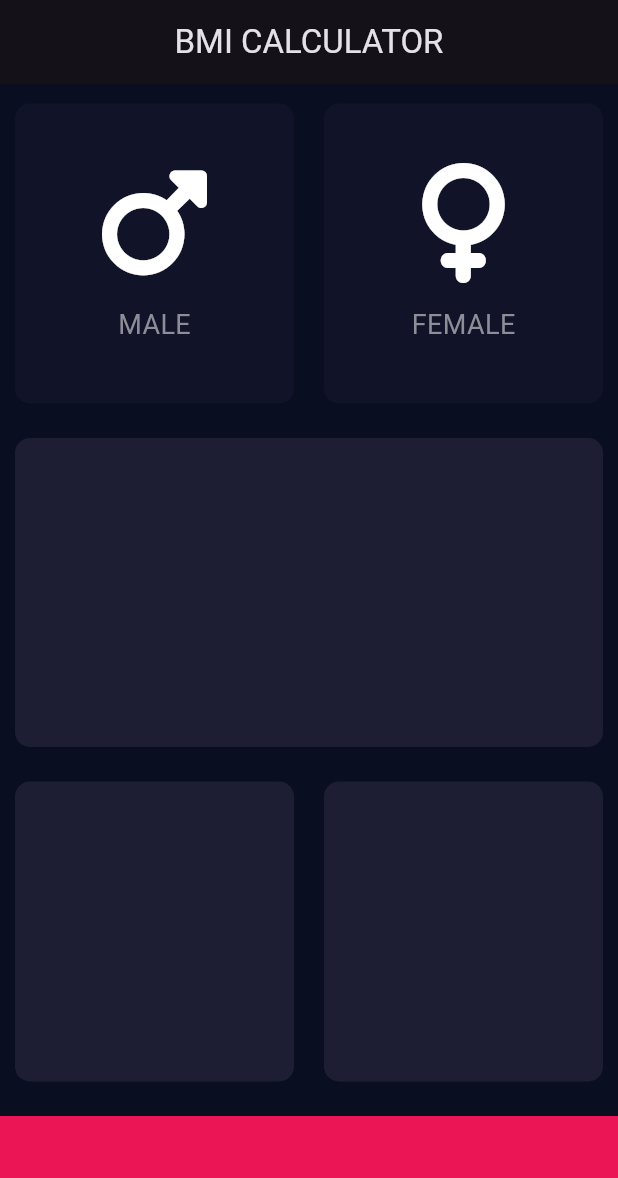
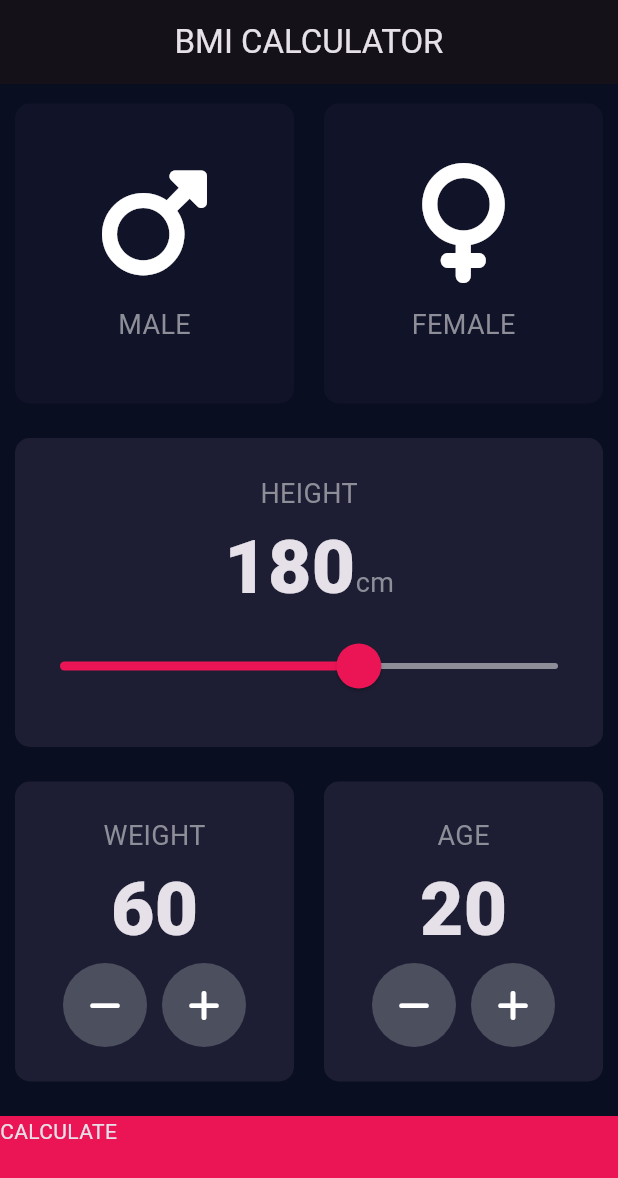
Before and after one commit to igudy/bmi_calculator_flutter, a Flutter app: the screen it shows after launch, on a phone screen of 412 x 824 dp. Shown: the top 1178 px of the screen. Run offline on Flutter 3.47's test engine with Material 3 defaults, Android fonts, the phone set to English and light mode, and no system bars; our stand-ins replace font_awesome_flutter.

Commit message:
feat: slider, weight and age (logic and ui)

```diff
--- /dev/null
+++ b/lib/constants.dart
@@ -0,0 +1,17 @@
+import 'package:flutter/cupertino.dart';
+import 'package:flutter/material.dart';
+
+const kBottomContainerHeight = 80.0;
+const kActiveCardColour = Color(0xFF1D1E33);
+const kInactiveCardColour = Color(0xFF111328);
+const kBottomContainerColour = Color(0xFFEB1555);
+
+const kLabelTextStyle = TextStyle(
+  fontSize: 18.0,
+  color: Color(0xFF8D8E98),
+);
+
+const kNumberTextStyle = TextStyle(
+  fontSize: 50.0,
+  fontWeight: FontWeight.w900,
+);
--- a/lib/icon_content.dart
+++ b/lib/icon_content.dart
@@ -1,5 +1,7 @@
+import 'package:bmi_cal/constants.dart';
 import 'package:flutter/material.dart';
 import 'package:font_awesome_flutter/font_awesome_flutter.dart';
+import 'constants.dart';
 
 class IconContent extends StatelessWidget {
   const IconContent({super.key, required this.icon, required this.label});
@@ -21,10 +23,7 @@ class IconContent extends StatelessWidget {
         ),
         Text(
           label,
-          style: const TextStyle(
-            fontSize: 18.0,
-            color: Color(0xFF8D8E98),
-          ),
+          style: kLabelTextStyle,
         ),
       ],
     );
--- a/lib/input_page.dart
+++ b/lib/input_page.dart
@@ -1,17 +1,12 @@
+import 'package:bmi_cal/results_page.dart';
 import 'package:flutter/material.dart';
 import 'package:font_awesome_flutter/font_awesome_flutter.dart';
 import 'icon_content.dart';
-
-// Values that will never change use the "const" keyword, while values
-// that change in runtime use the "final" keyword
-// Use DRY Principle always, Do Not Repeat Yourself.
+import 'reusable_card.dart';
+import 'constants.dart';
+import 'results_page.dart';
 
 enum Gender { male, female }
-
-const bottomContainerHeight = 80.0;
-const activeCardColour = Color(0xFF1D1E33);
-const inactiveCardColour = Color(0xFF111328);
-const bottomContainerColour = Color(0xFFEB1555);
 
 class InputPage extends StatefulWidget {
   const InputPage({super.key});
@@ -27,7 +22,8 @@ class _InputPageState extends State<InputPage> {
       appBar: AppBar(
         title: const Center(
           child: Text('BMI CALCULATOR'),
-      )),
+        ),
+      ),
       body: const AllBody(),
     );
   }
@@ -41,33 +37,13 @@ class AllBody extends StatefulWidget {
 }
 
 class _TopBoxesState extends State<AllBody> {
-  Color maleCardColour = inactiveCardColour;
-  Color femaleCardColour = inactiveCardColour;
+  Color maleCardColour = kInactiveCardColour;
+  Color femaleCardColour = kInactiveCardColour;
 
-  // Function for colors
-  // 1=Male, 2=Female
-
-  void updateColour(Gender selectedGender) {
-    //   male card pressed
-    if (selectedGender == Gender.male) {
-      if (maleCardColour == inactiveCardColour) {
-        maleCardColour = activeCardColour;
-        femaleCardColour = inactiveCardColour;
-      }
-    } else {
-      maleCardColour = inactiveCardColour;
-    }
-
-    //   female card pressed
-    if (selectedGender == Gender.female) {
-      if (femaleCardColour == inactiveCardColour) {
-        femaleCardColour = activeCardColour;
-        maleCardColour = inactiveCardColour;
-      } else {
-        femaleCardColour = inactiveCardColour;
-      }
-    }
-  }
+  Gender? selectedGender; // Nullable to handle initial state
+  int height = 180;
+  int weight = 60;
+  int age = 20;
 
   @override
   Widget build(BuildContext context) {
@@ -80,95 +56,234 @@ class _TopBoxesState extends State<AllBody> {
             mainAxisAlignment: MainAxisAlignment.spaceEvenly,
             children: [
               Expanded(
-                  child: GestureDetector(
-                onTap: () {
+                child: ReusableCard(
+                  onPress: () {
                     setState(() {
-                    updateColour(Gender.male);
+                      selectedGender = Gender.male;
                     });
                   },
-                child: ReusableCard(
-                  colour: maleCardColour,
+                  colour: selectedGender == Gender.male
+                      ? kActiveCardColour
+                      : kInactiveCardColour,
                   cardChild: const IconContent(
                     icon: FontAwesomeIcons.mars,
                     label: "MALE",
                   ),
                 ),
-              )),
+              ),
               Expanded(
-                  child: GestureDetector(
-                onTap: () {
+                child: ReusableCard(
+                  onPress: () {
                     setState(() {
-                    updateColour(Gender.female);
+                      selectedGender = Gender.female;
                     });
                   },
-                child: ReusableCard(
-                  colour: femaleCardColour,
+                  colour: selectedGender == Gender.female
+                      ? kActiveCardColour
+                      : kInactiveCardColour,
                   cardChild: const IconContent(
                     icon: FontAwesomeIcons.venus,
                     label: "FEMALE",
                   ),
                 ),
-              )),
+              ),
             ],
           ),
         ),
-        const Expanded(
+        Expanded(
           child: ReusableCard(
-            colour: activeCardColour,
-            cardChild: SizedBox.shrink(),
+            onPress: () {
+              setState(() {
+                print("Middle pressed");
+              });
+            },
+            colour: kActiveCardColour,
+            cardChild: Column(
+              mainAxisAlignment: MainAxisAlignment.center,
+              children: <Widget>[
+                const Text("HEIGHT", style: kLabelTextStyle),
+                Row(
+                  mainAxisAlignment: MainAxisAlignment.center,
+                  crossAxisAlignment: CrossAxisAlignment.baseline,
+                  textBaseline: TextBaseline.alphabetic,
+                  children: <Widget>[
+                    Text(
+                      height.toString(),
+                      style: kNumberTextStyle,
+                    ),
+                    const Text(
+                      'cm',
+                      style: kLabelTextStyle,
+                    )
+                  ],
+                ),
+                SliderTheme(
+                  data: SliderTheme.of(context).copyWith(
+                    activeTickMarkColor: Colors.white,
+                    thumbColor: const Color(0xFFEB1555),
+                    overlayColor: const Color(0x29EB1555),
+                    thumbShape:
+                        const RoundSliderThumbShape(enabledThumbRadius: 15.0),
+                    overlayShape:
+                        const RoundSliderOverlayShape(overlayRadius: 30.0),
+                  ),
+                  child: Slider(
+                    value: height.toDouble(),
+                    min: 120.0,
+                    max: 220.0,
+                    activeColor: const Color(0xFFEB1555),
+                    inactiveColor: const Color(0xFF8D8E98),
+                    onChanged: (double newValue) {
+                      setState(() {
+                        height = newValue.round();
+                      });
+                    },
                   ),
                 ),
-        const Expanded(
+              ],
+            ),
+          ),
+        ),
+        Expanded(
           child: Row(
             mainAxisAlignment: MainAxisAlignment.spaceEvenly,
             children: [
               Expanded(
                 child: ReusableCard(
-                  colour: activeCardColour,
-                  cardChild: SizedBox.shrink(),
+                  colour: kActiveCardColour,
+                  onPress: () {
+                    setState(() {
+                      print("Left box pressed");
+                    });
+                  },
+                  cardChild: Column(
+                    mainAxisAlignment: MainAxisAlignment.center,
+                    children: <Widget>[
+                      const Text(
+                        "WEIGHT",
+                        style: kLabelTextStyle,
+                      ),
+                      Text(
+                        weight.toString(),
+                        style: kNumberTextStyle,
+                      ),
+                      Row(
+                        mainAxisAlignment: MainAxisAlignment.center,
+                        children: <Widget>[
+                          RoundIconButton(
+                            icon: FontAwesomeIcons.minus,
+                            onPressed: () {
+                              setState(() {
+                                weight--;
+                              });
+                            },
+                          ),
+                          const SizedBox(
+                            width: 10.0,
+                          ),
+                          RoundIconButton(
+                            icon: FontAwesomeIcons.plus,
+                            onPressed: () {
+                              setState(() {
+                                weight++;
+                              });
+                            },
+                          ),
+                        ],
+                      ),
+                    ],
+                  ),
                 ),
               ),
               Expanded(
                 child: ReusableCard(
-                  colour: activeCardColour,
-                  cardChild: SizedBox.shrink(),
+                  onPress: () {
+                    setState(() {
+                      print("Right box pressed");
+                    });
+                  },
+                  colour: kActiveCardColour,
+                  cardChild: Column(
+                    mainAxisAlignment: MainAxisAlignment.center,
+                    children: <Widget>[
+                      const Text(
+                        "AGE",
+                        style: kLabelTextStyle,
+                      ),
+                      Text(
+                        age.toString(),
+                        style: kNumberTextStyle,
+                      ),
+                      Row(
+                        mainAxisAlignment: MainAxisAlignment.center,
+                        children: <Widget>[
+                          RoundIconButton(
+                            icon: FontAwesomeIcons.minus,
+                            onPressed: () {
+                              setState(
+                                () {
+                                  age--;
+                                },
+                              );
+                            },
+                          ),
+                          const SizedBox(
+                            width: 10.0,
+                          ),
+                          RoundIconButton(
+                            icon: FontAwesomeIcons.plus,
+                            onPressed: () {
+                              setState(() {
+                                age++;
+                              });
+                            },
+                          ),
+                        ],
+                      ),
+                    ],
+                  ),
                 ),
               ),
             ],
           ),
         ),
-        Container(
-          color: bottomContainerColour,
+        GestureDetector(
+          onTap: () {
+            Navigator.push(context,
+                MaterialPageRoute(builder: (context) => const ResultsPage()));
+          },
+          child: Container(
+            child: Text("CALCULATE"),
+            color: kBottomContainerColour,
             margin: const EdgeInsets.only(top: 10.0),
             width: double.infinity,
-          height: bottomContainerHeight,
+            height: kBottomContainerHeight,
+          ),
         ),
       ],
     );
   }
 }
 
-class ReusableCard extends StatelessWidget {
-  const ReusableCard({
-    super.key,
-    required this.colour,
-    required this.cardChild,
-  });
+class RoundIconButton extends StatelessWidget {
+  const RoundIconButton(
+      {super.key, required this.icon, required this.onPressed});
 
-  final Color colour;
-  final Widget cardChild;
+  final IconData icon;
+  final VoidCallback onPressed; // Fixed: Use VoidCallback for onPressed
 
   @override
   Widget build(BuildContext context) {
-    return Container(
-      margin: const EdgeInsets.all(10.0),
-      decoration: BoxDecoration(
-        color: colour,
-        borderRadius: BorderRadius.circular(10.0),
+    return RawMaterialButton(
+      elevation: 0.0,
+      child: Icon(icon),
+      onPressed: onPressed, // This now works as expected
+      constraints: const BoxConstraints.tightFor(
+        width: 56.0,
+        height: 56.0,
       ),
-      height: 200.0,
-      width: 170.0,
-      child: cardChild,
+      shape: const CircleBorder(),
+      fillColor: const Color(0xFF4C4F5E),
     );
   }
 }
--- a/lib/main.dart
+++ b/lib/main.dart
@@ -11,8 +11,15 @@ class BMICalculator extends StatelessWidget {
     return MaterialApp(
       home: const InputPage(),
       theme: ThemeData.dark().copyWith(
-          primaryColor: Color(0xFF0A0E21),
-          scaffoldBackgroundColor: Color(0xFF0A0E21)),
+          sliderTheme: SliderTheme.of(context).copyWith(
+            activeTickMarkColor: Colors.white,
+            thumbColor: const Color(0xFFEB1555),
+            overlayColor: const Color(0x29EB1555),
+            thumbShape: const RoundSliderThumbShape(enabledThumbRadius: 15.0),
+            overlayShape: const RoundSliderOverlayShape(overlayRadius: 30.0),
+          ),
+          primaryColor: const Color(0xFF0A0E21),
+          scaffoldBackgroundColor: const Color(0xFF0A0E21)),
       debugShowCheckedModeBanner: false,
     );
   }
--- /dev/null
+++ b/lib/results_page.dart
@@ -0,0 +1,15 @@
+import 'package:flutter/material.dart';
+
+class ResultsPage extends StatelessWidget {
+  const ResultsPage({super.key});
+
+  @override
+  Widget build(BuildContext context) {
+    return Scaffold(
+      appBar: AppBar(
+        title: const Text("BMI CALCULATOR"),
+      ),
+      body: const Text("Hello"),
+    );
+  }
+}
--- /dev/null
+++ b/lib/reusable_card.dart
@@ -0,0 +1,31 @@
+import 'package:flutter/material.dart';
+import 'package:font_awesome_flutter/font_awesome_flutter.dart';
+import 'icon_content.dart';
+
+class ReusableCard extends StatelessWidget {
+  const ReusableCard(
+      {super.key,
+      required this.colour,
+      required this.cardChild,
+      required this.onPress});
+
+  final Color colour;
+  final Widget cardChild;
+  final Function onPress;
+
+  @override
+  Widget build(BuildContext context) {
+    return GestureDetector(
+      child: Container(
+        margin: const EdgeInsets.all(10.0),
+        decoration: BoxDecoration(
+          color: colour,
+          borderRadius: BorderRadius.circular(10.0),
+        ),
+        height: 200.0,
+        width: 170.0,
+        child: cardChild,
+      ),
+    );
+  }
+}
```
Lines whose indentation alone changed are shown as unchanged.
